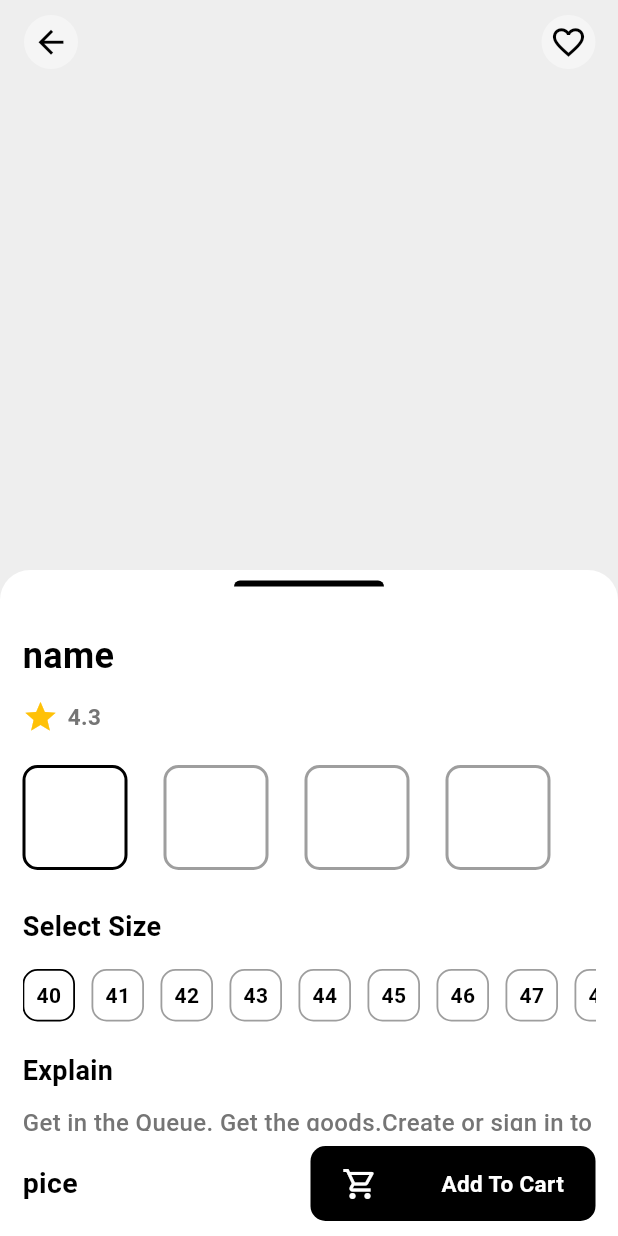
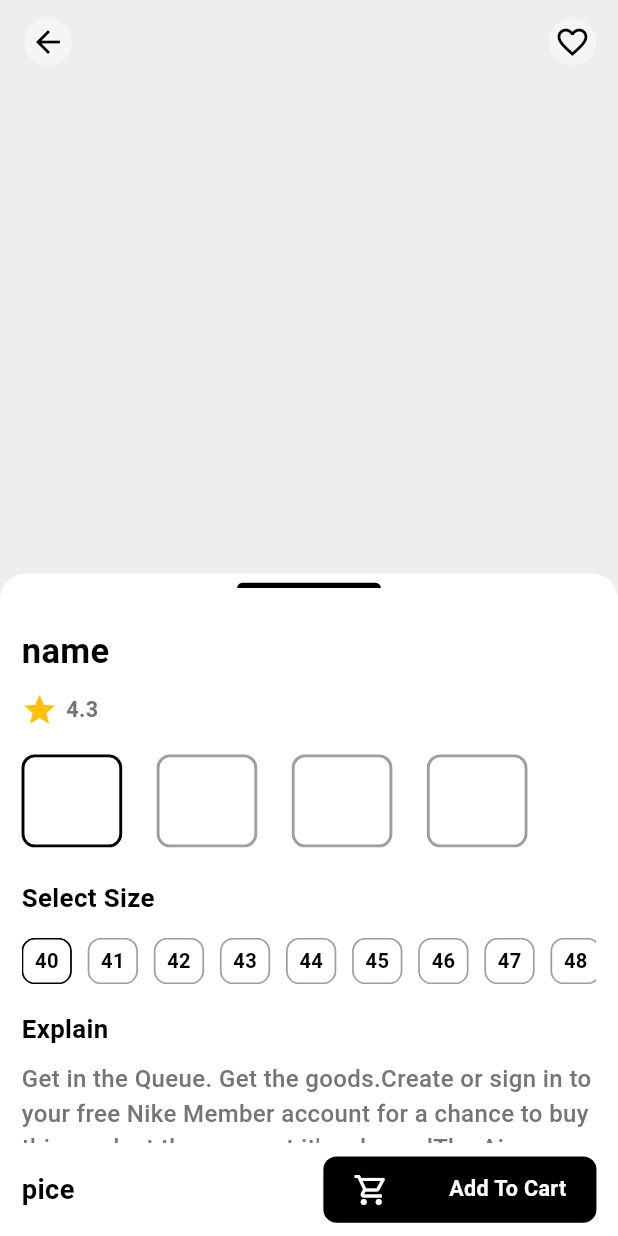
Before and after one commit to alireza4585/shopping_app, a Flutter app: the screen it shows after launch, after a tap on "name", on a phone screen of 412 x 824 dp. Run offline on Flutter 3.47's test engine with Material 3 defaults, Android fonts, the light colour scheme and no system bars; our stand-ins replace flutter_screenutil, smooth_page_indicator.

Commit message:
producr Responsive UI

```diff
--- a/lib/Screens/product_detail_screen.dart
+++ b/lib/Screens/product_detail_screen.dart
@@ -1,7 +1,9 @@
 import 'package:flutter/material.dart';
+import 'package:flutter_screenutil/flutter_screenutil.dart';
 import 'package:shopping_app/Screens/home.dart';
 import 'package:shopping_app/constants/colors.dart';
 
+// ignore: must_be_immutable
 class ProductDetailScreen extends StatefulWidget {
   int index;
   ProductDetailScreen({super.key, required this.index});
@@ -26,7 +28,7 @@ class _ProductDetailScreenState extends State<ProductDetailScreen> {
 
     return Scaffold(
       bottomNavigationBar: Padding(
-        padding: const EdgeInsets.symmetric(horizontal: 15, vertical: 10),
+        padding: EdgeInsets.symmetric(horizontal: 15.w, vertical: 10.h),
         child: Row(
           mainAxisAlignment: MainAxisAlignment.spaceBetween,
           children: [
@@ -34,21 +36,21 @@ class _ProductDetailScreenState extends State<ProductDetailScreen> {
               'pice',
               style: TextStyle(
                 color: black,
-                fontSize: 19,
+                fontSize: 19.sp,
                 fontWeight: FontWeight.bold,
               ),
             ),
             Container(
-              width: 190,
-              height: 50,
+              width: 190.w,
+              height: 50.h,
               decoration: BoxDecoration(
                 color: black,
-                borderRadius: BorderRadius.circular(10),
+                borderRadius: BorderRadius.circular(10.r),
               ),
               child: Row(
                 mainAxisAlignment: MainAxisAlignment.spaceAround,
                 children: [
-                  Icon(
+                  const Icon(
                     Icons.shopping_cart_outlined,
                     color: Colors.white,
                   ),
@@ -57,7 +59,7 @@ class _ProductDetailScreenState extends State<ProductDetailScreen> {
                     style: TextStyle(
                       color: Colors.white,
                       fontWeight: FontWeight.bold,
-                      fontSize: 15,
+                      fontSize: 15.sp,
                     ),
                   ),
                 ],
@@ -71,7 +73,7 @@ class _ProductDetailScreenState extends State<ProductDetailScreen> {
         child: CustomScrollView(
           slivers: [
             SliverAppBar(
-              flexibleSpace: FlexibleSpaceBar(
+              flexibleSpace: const FlexibleSpaceBar(
                   // background: Image.asset(
                   //   'images/${get_images[indexx]}',
                   //   fit: BoxFit.cover,
@@ -80,46 +82,46 @@ class _ProductDetailScreenState extends State<ProductDetailScreen> {
               expandedHeight: 400,
               backgroundColor: backgroundColor,
               bottom: PreferredSize(
+                preferredSize: Size.fromHeight(10.h),
                 child: Container(
-                  height: 20,
+                  height: 20.h,
                   width: double.infinity,
                   decoration: BoxDecoration(
                     color: Colors.white,
                     borderRadius: BorderRadius.only(
-                      topLeft: Radius.circular(70),
-                      topRight: Radius.circular(70),
+                      topLeft: Radius.circular(70.r),
+                      topRight: Radius.circular(70.r),
                     ),
                   ),
                   child: Column(
                     children: [
-                      SizedBox(height: 7),
+                      SizedBox(height: 7.h),
                       Container(
-                        height: 4,
-                        width: 100,
+                        height: 4.h,
+                        width: 100.w,
                         decoration: BoxDecoration(
                           color: Colors.black,
                           borderRadius: BorderRadius.only(
-                            topLeft: Radius.circular(70),
-                            topRight: Radius.circular(70),
+                            topLeft: Radius.circular(70.r),
+                            topRight: Radius.circular(70.r),
                           ),
                         ),
                       ),
                     ],
                   ),
                 ),
-                preferredSize: Size.fromHeight(10),
               ),
               automaticallyImplyLeading: false,
               actions: [
                 Padding(
-                  padding: const EdgeInsets.symmetric(horizontal: 15),
+                  padding: EdgeInsets.symmetric(horizontal: 15.w),
                   child: CircleAvatar(
-                    backgroundColor: Color.fromRGBO(250, 250, 250, 0.6),
-                    radius: 18,
+                    backgroundColor: const Color.fromRGBO(250, 250, 250, 0.6),
+                    radius: 18.r,
                     child: Icon(
                       Icons.favorite_border,
                       color: black,
-                      size: 25,
+                      size: 25.w,
                     ),
                   ),
                 ),
@@ -128,63 +130,64 @@ class _ProductDetailScreenState extends State<ProductDetailScreen> {
                 onTap: () {
                   Navigator.of(context).pop(
                     MaterialPageRoute(
-                      builder: (BuildContext context) => Home_Screen(),
+                      builder: (BuildContext context) => const Home_Screen(),
                     ),
                   );
                 },
                 child: CircleAvatar(
-                  backgroundColor: Color.fromRGBO(250, 250, 250, 0.6),
-                  radius: 18,
+                  backgroundColor: const Color.fromRGBO(250, 250, 250, 0.6),
+                  radius: 18.r,
                   child: Icon(
                     Icons.arrow_back,
                     color: Colors.black,
-                    size: 25,
+                    size: 25.w,
                   ),
                 ),
               ),
             ),
             SliverPadding(
-              padding: EdgeInsets.symmetric(horizontal: 15),
+              padding: EdgeInsets.symmetric(horizontal: 15.w),
               sliver: SliverToBoxAdapter(
                 child: Column(
                   crossAxisAlignment: CrossAxisAlignment.start,
                   children: [
-                    SizedBox(height: 20),
+                    SizedBox(height: 20.h),
                     Text(
                       'name',
                       style: TextStyle(
-                        fontSize: 24,
+                        fontSize: 24.sp,
                         color: Colors.black,
                         fontWeight: FontWeight.bold,
                       ),
                     ),
-                    SizedBox(height: 12),
+                    SizedBox(height: 12.h),
                     Row(
                       children: [
-                        Icon(
+                        const Icon(
                           Icons.star,
                           color: Colors.amber,
                         ),
-                        SizedBox(width: 6),
+                        SizedBox(width: 6.w),
                         Text(
                           '4.3',
                           style: TextStyle(
-                            fontSize: 15,
+                            fontSize: 15.sp,
                             color: Colors.grey.shade600,
                             fontWeight: FontWeight.w600,
                           ),
                         ),
                       ],
                     ),
-                    SizedBox(height: 20),
-                    Container(
-                      height: 70,
+                    SizedBox(height: 20.h),
+                    SizedBox(
+                      height: 70.h,
                       child: ListView.builder(
                         itemCount: 4,
                         scrollDirection: Axis.horizontal,
                         itemBuilder: (context, index) {
                           return Padding(
-                            padding: EdgeInsets.only(left: index == 0 ? 0 : 24),
+                            padding:
+                                EdgeInsets.only(left: index == 0 ? 0 : 24.w),
                             child: GestureDetector(
                               onTap: () {
                                 setState(() {
@@ -192,15 +195,15 @@ class _ProductDetailScreenState extends State<ProductDetailScreen> {
                                 });
                               },
                               child: Container(
-                                width: 70,
-                                height: 70,
+                                width: 70.w,
+                                height: 70.h,
                                 decoration: BoxDecoration(
                                   border: Border.all(
-                                    width: 2,
+                                    width: 2.w,
                                     color:
                                         indexx == index ? black : Colors.grey,
                                   ),
-                                  borderRadius: BorderRadius.circular(10),
+                                  borderRadius: BorderRadius.circular(10.r),
                                   // image: DecorationImage(
                                   //   image: AssetImage(
                                   //     'images/${get_images[index]}',
@@ -214,24 +217,24 @@ class _ProductDetailScreenState extends State<ProductDetailScreen> {
                         },
                       ),
                     ),
-                    SizedBox(height: 25),
+                    SizedBox(height: 25.h),
                     Text(
                       'Select Size',
                       style: TextStyle(
-                        fontSize: 18,
+                        fontSize: 18.sp,
                         color: Colors.black,
                         fontWeight: FontWeight.bold,
                       ),
                     ),
-                    SizedBox(height: 15),
-                    Container(
-                      height: 35,
+                    SizedBox(height: 15.h),
+                    SizedBox(
+                      height: 35.h,
                       child: ListView.builder(
                         itemCount: 12,
                         scrollDirection: Axis.horizontal,
                         itemBuilder: (context, index) {
                           return Padding(
-                            padding: EdgeInsets.only(right: 11),
+                            padding: EdgeInsets.only(right: 11.w),
                             child: GestureDetector(
                               onTap: () {
                                 setState(() {
@@ -240,20 +243,20 @@ class _ProductDetailScreenState extends State<ProductDetailScreen> {
                               },
                               child: Container(
                                 alignment: Alignment.center,
-                                width: 35,
-                                height: 35,
+                                width: 35.w,
+                                height: 35.h,
                                 decoration: BoxDecoration(
                                   border: Border.all(
-                                    width: 1.2,
+                                    width: 1.2.w,
                                     color:
                                         indexxx == index ? black : Colors.grey,
                                   ),
-                                  borderRadius: BorderRadius.circular(10),
+                                  borderRadius: BorderRadius.circular(10.r),
                                 ),
                                 child: Text(
                                   '${size[index]}',
                                   style: TextStyle(
-                                    fontSize: 14,
+                                    fontSize: 14.sp,
                                     color: Colors.black,
                                     fontWeight: FontWeight.bold,
                                   ),
@@ -264,18 +267,18 @@ class _ProductDetailScreenState extends State<ProductDetailScreen> {
                         },
                       ),
                     ),
-                    SizedBox(height: 20),
+                    SizedBox(height: 20.h),
                     Text(
                       'Explain',
                       style: TextStyle(
-                        fontSize: 18,
+                        fontSize: 18.sp,
                         color: Colors.black,
                         fontWeight: FontWeight.bold,
                       ),
                     ),
-                    SizedBox(height: 10),
+                    SizedBox(height: 10.h),
                     Padding(
-                      padding: const EdgeInsets.only(bottom: 20),
+                      padding: EdgeInsets.only(bottom: 20.w),
                       child: Text(
                         "Get in the Queue. Get the goods.Create or sign in to your free Nike Member account for a chance to buy this product the moment it's releasedThe Air Jordan 1 Mid brings full-court style and premium comfort to an iconic look. Its Air-Sole unit cushions play on the hardwood, while the padded collar gives you a supportive feel.Inspired by the original AJ1, this mid-top edition maintains the iconic look you love while choice colours and crisp leather give it a distinct identity.Inspired by the original AJ1, this mid-top edition maintains the iconic look you love while choice colours and crisp leather give it a distinct identity.Inspired by the original AJ1, this mid-top edition maintains the iconic look you love while choice colours and crisp leather give it a distinct identity.Inspired by the original AJ1, this mid-top edition maintains the iconic look you love while choice colours and crisp leather give it a distinct identity.Inspired by the original AJ1, this mid-top edition maintains the iconic look you love while choice colours and crisp leather give it a distinct identity",
                         style: TextStyle(
```
Also changed, not shown: 3 other files.
